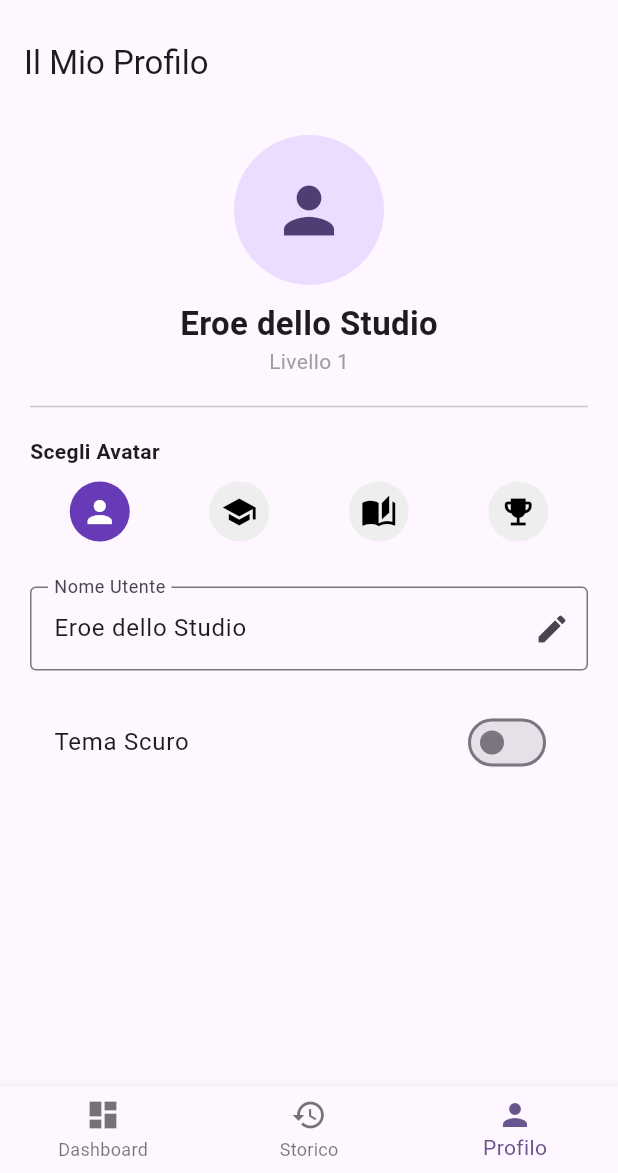
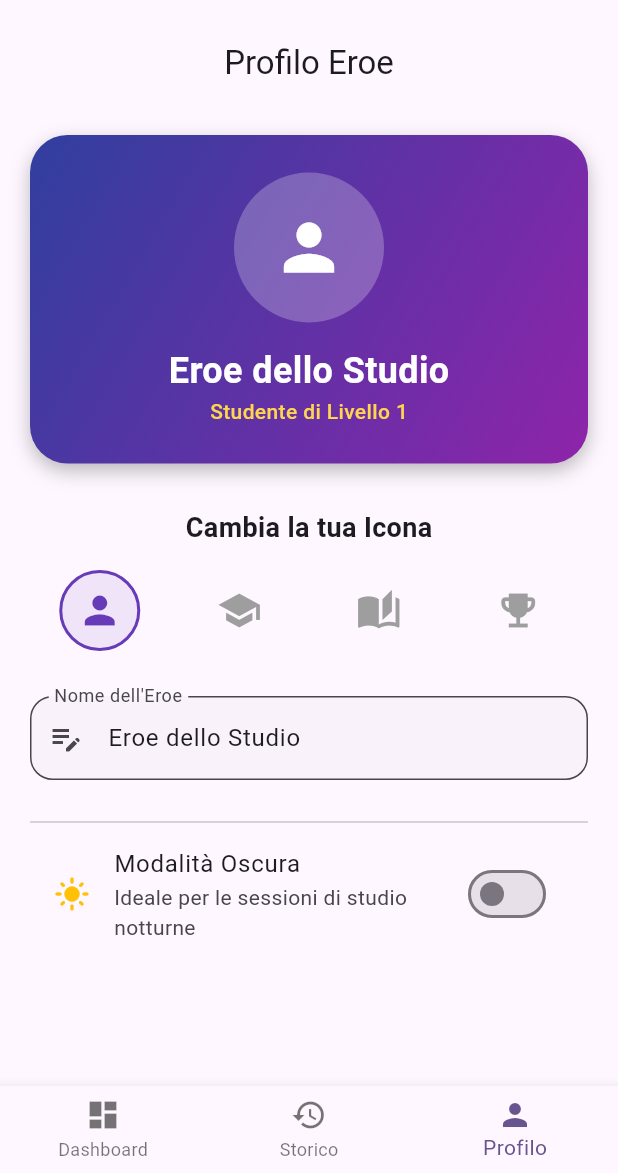
Before and after one commit to saveriobutright/focus_quest, a Flutter app: the screen it shows after launch, item 3 of the bottom bar chosen, on a phone screen of 412 x 824 dp, the part 63-1236 px from its top. Run offline on Flutter 3.47's test engine with Material 3 defaults, Android fonts, the phone set to English and light mode, and no system bars; our stand-ins replace flutter_riverpod, geolocator, sensors_plus, sqflite; accounts and stored records are empty.

Commit message:
UI: Restyling grafico pagina storico e pagina profilo

```diff
--- a/lib/providers/theme_provider.dart
+++ b/lib/providers/theme_provider.dart
@@ -1,4 +1,3 @@
-import 'package:flutter/material.dart';
 import 'package:flutter_riverpod/flutter_riverpod.dart';
 
 //true for dark mode, false for light mode
--- a/lib/views/profile_page.dart
+++ b/lib/views/profile_page.dart
@@ -16,40 +16,78 @@ class ProfilePage extends ConsumerWidget{
     final TextEditingController nameController = TextEditingController();
 
     return Scaffold(
-      appBar: AppBar(title: const Text("Il Mio Profilo")),
+      appBar: AppBar(
+        title: const Text("Profilo Eroe"),
+        centerTitle: true,
+      ),
       body: userAsync.when(
         data: (user) {
+          //initialize controller text only if not already writing
           nameController.text = user.name;
-          return ListView(
+
+          return SingleChildScrollView(
             padding: const EdgeInsets.all(20),
+            child: Column(
               children: [
-              //Lvl and avatar
-              Center(
+                //Profile header
+                Container(
+                  width: double.infinity,
+                  padding: const EdgeInsets.all(25),
+                  decoration: BoxDecoration(
+                    gradient: LinearGradient(
+                      colors: [Colors.indigo.shade700, Colors.purple.shade600],
+                      begin: Alignment.topLeft,
+                      end: Alignment.bottomRight,
+                    ),
+                    borderRadius: BorderRadius.circular(25),
+                    boxShadow: [
+                      BoxShadow(color: Colors.black26, blurRadius: 10, offset: Offset(0, 5))
+                    ],
+                  ),
                   child: Column(
                     children: [
                       CircleAvatar(
                         radius: 50,
-                      child: Icon(_getIconData(user.avatar), size: 50),
+                        backgroundColor: Colors.white24,
+                        child: Icon(_getIconData(user.avatar), size: 50, color: Colors.white),
                       ),
-                    const SizedBox(height: 10),
-                    Text(user.name, style: const TextStyle(fontSize: 22, fontWeight: FontWeight.bold)),
-                    Text("Livello ${user.level}", style: const TextStyle(color: Colors.grey)),
+                      const SizedBox(height: 15),
+                      Text(
+                        user.name,
+                        style: const TextStyle(color: Colors.white, fontSize: 24, fontWeight: FontWeight.bold),
+                      ),
+                      Text(
+                        "Studente di Livello ${user.level}",
+                        style: TextStyle(color: Colors.amber.shade300, fontWeight: FontWeight.w500),
+                      ),
                     ],
                   ),
                 ),
-              const Divider(height: 40),
 
-              //Avatar change
-              const Text("Scegli Avatar", style: TextStyle(fontWeight: FontWeight.bold)),
-              const SizedBox(height: 10),
+                const SizedBox(height: 30),
+
+                //Avatar
+                const Text("Cambia la tua Icona", style: TextStyle(fontSize: 18, fontWeight: FontWeight.bold)),
+                const SizedBox(height: 15),
                 Row(
                   mainAxisAlignment: MainAxisAlignment.spaceAround,
                   children: ['person', 'school', 'auto_stories', 'emoji_events'].map((iconName) {
+                    final isSelected = user.avatar == iconName;
                     return GestureDetector(
                       onTap: () => ref.read(userProvider.notifier).updateAvatar(iconName),
-                    child: CircleAvatar(
-                      backgroundColor: user.avatar == iconName ? Colors.deepPurple : Colors.grey[200],
-                      child: Icon(_getIconData(iconName), color: user.avatar == iconName ? Colors.white : Colors.black),
+                      child: AnimatedContainer(
+                        duration: const Duration(milliseconds: 300),
+                        padding: const EdgeInsets.all(10),
+                        decoration: BoxDecoration(
+                          color: isSelected ? Colors.deepPurple.withOpacity(0.1) : Colors.transparent,
+                          shape: BoxShape.circle,
+                          border: Border.all(color: isSelected ? Colors.deepPurple : Colors.transparent, width: 2),
+                        ),
+                        child: Icon(
+                          _getIconData(iconName),
+                          size: 30,
+                          color: isSelected ? Colors.deepPurple : Colors.grey
+                        ),
                       ),
                     );
                   }).toList(),
@@ -57,30 +95,43 @@ class ProfilePage extends ConsumerWidget{
 
                 const SizedBox(height: 30),
 
-              //Name edit
+                //Name editing
                 TextField(
                   controller: nameController,
-                decoration: const InputDecoration(
-                  labelText: "Nome Utente",
-                  border: OutlineInputBorder(),
-                  suffixIcon: Icon(Icons.edit),
+                  decoration: InputDecoration(
+                    labelText: "Nome dell'Eroe",
+                    prefixIcon: const Icon(Icons.edit_note),
+                    border: OutlineInputBorder(borderRadius: BorderRadius.circular(15)),
+                    filled: true,
+                    fillColor: Colors.grey.withOpacity(0.05),
                   ),
-                onSubmitted: (value) => ref.read(userProvider.notifier).updateName(value),
+                  onSubmitted: (value) {
+                    if (value.trim().isNotEmpty) {
+                      ref.read(userProvider.notifier).updateName(value.trim());
+                    }
+                  },
                 ),
 
                 const SizedBox(height: 20),
+                const Divider(),
 
-              //Theme switch
+                //Theme settings
                 SwitchListTile(
-                title: const Text("Tema Scuro"),
+                  title: const Text("Modalità Oscura"),
+                  subtitle: const Text("Ideale per le sessioni di studio notturne"),
+                  secondary: Icon(isDarkMode ? Icons.dark_mode : Icons.light_mode, color: Colors.amber),
                   value: isDarkMode,
-                onChanged: (val) => ref.read(themeProvider.notifier).state = val,
+                  onChanged: (val) {
+                    //Update theme state
+                    ref.read(themeProvider.notifier).state = val;
+                  },
                 ),
               ],
+            ),
           );
         },
         loading: () => const Center(child: CircularProgressIndicator()),
-        error: (e, st) => Center(child: Text(e.toString())),
+        error: (err, stack) => Center(child: Text('Errore: $err')),
       ),
     );
   }
```
Also changed, not shown: lib/views/history_page.dart (+48 -45 lines). Lines whose indentation alone changed are shown as unchanged.
